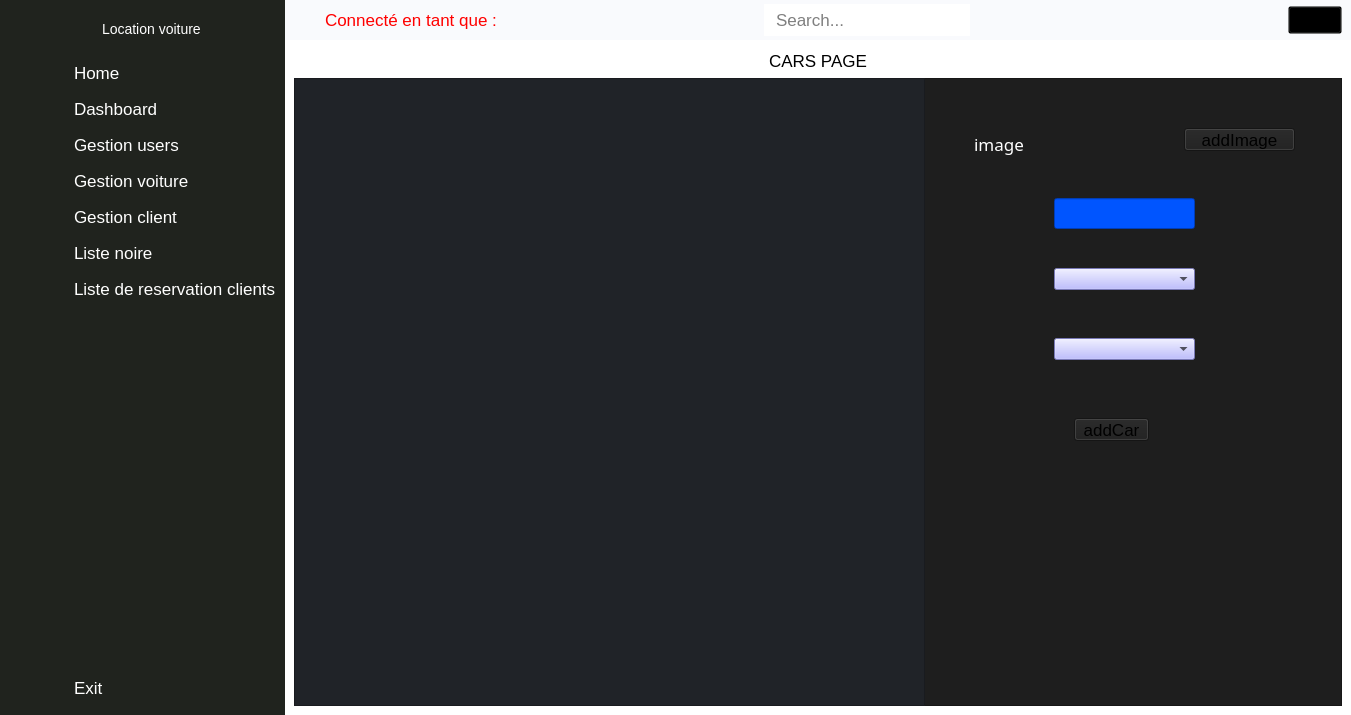
Above: main_ui.ui from walidhabbach/Car-Rental-Desktop-app before the change. Below: the same form after it.
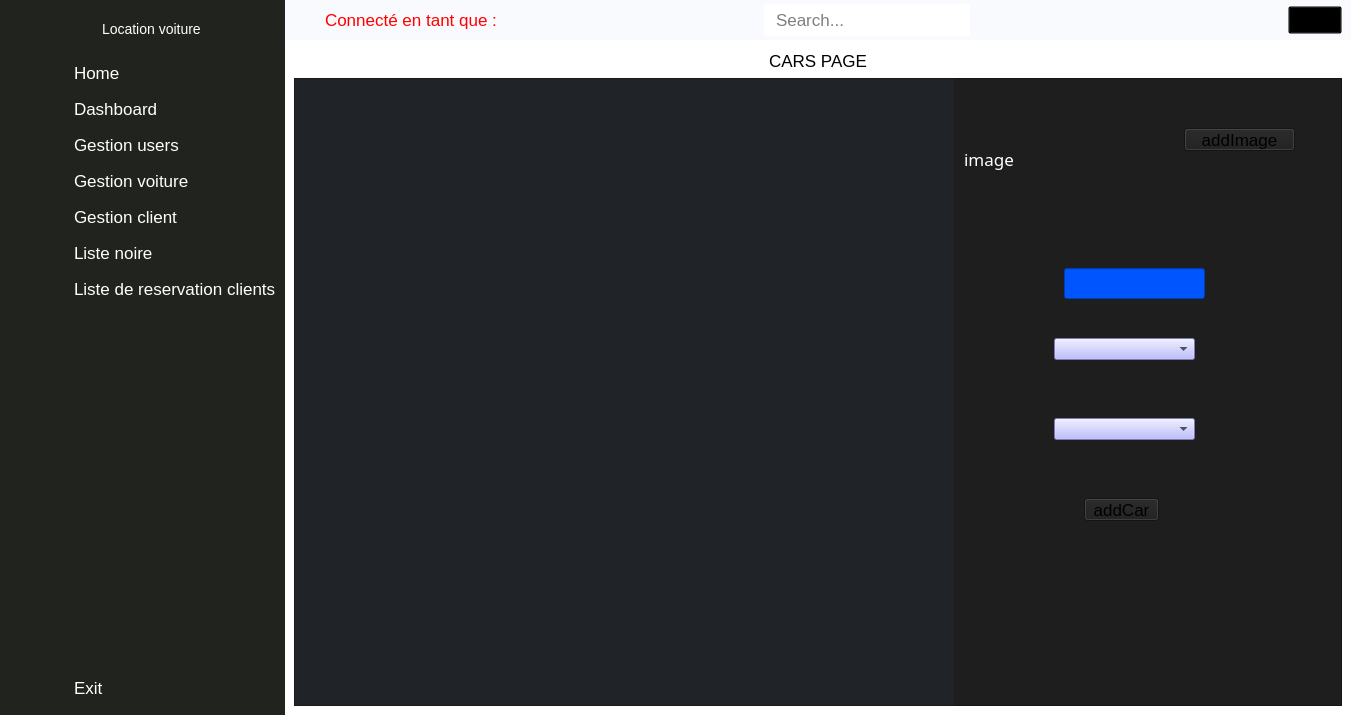
That is the form after the change. Icons and pictures are not drawn.

What changed in the file:
```diff
--- a/main_ui.ui
+++ b/main_ui.ui
@@ -847,7 +847,7 @@
                  <rect>
                   <x>0</x>
                   <y>0</y>
-                  <width>631</width>
+                  <width>661</width>
                   <height>628</height>
                  </rect>
                 </property>
@@ -864,8 +864,8 @@
                <widget class="QLineEdit" name="model">
                 <property name="geometry">
                  <rect>
-                  <x>760</x>
-                  <y>120</y>
+                  <x>770</x>
+                  <y>190</y>
                   <width>141</width>
                   <height>31</height>
                  </rect>
@@ -878,19 +878,6 @@
                 <property name="geometry">
                  <rect>
                   <x>760</x>
-                  <y>190</y>
-                  <width>141</width>
-                  <height>22</height>
-                 </rect>
-                </property>
-                <property name="styleSheet">
-                 <string notr="true">background-color: rgb(170, 170, 255)</string>
-                </property>
-               </widget>
-               <widget class="QComboBox" name="comboBoxFuel">
-                <property name="geometry">
-                 <rect>
-                  <x>760</x>
                   <y>260</y>
                   <width>141</width>
                   <height>22</height>
@@ -900,13 +887,26 @@
                  <string notr="true">background-color: rgb(170, 170, 255)</string>
                 </property>
                </widget>
+               <widget class="QComboBox" name="comboBoxFuel">
+                <property name="geometry">
+                 <rect>
+                  <x>760</x>
+                  <y>340</y>
+                  <width>141</width>
+                  <height>22</height>
+                 </rect>
+                </property>
+                <property name="styleSheet">
+                 <string notr="true">background-color: rgb(170, 170, 255)</string>
+                </property>
+               </widget>
                <widget class="QLabel" name="image_label">
                 <property name="geometry">
                  <rect>
-                  <x>680</x>
-                  <y>40</y>
-                  <width>121</width>
-                  <height>51</height>
+                  <x>670</x>
+                  <y>10</y>
+                  <width>141</width>
+                  <height>141</height>
                  </rect>
                 </property>
                 <property name="font">
@@ -925,8 +925,8 @@
                <widget class="QPushButton" name="AddButton">
                 <property name="geometry">
                  <rect>
-                  <x>780</x>
-                  <y>340</y>
+                  <x>790</x>
+                  <y>420</y>
                   <width>75</width>
                   <height>23</height>
                  </rect>
```
